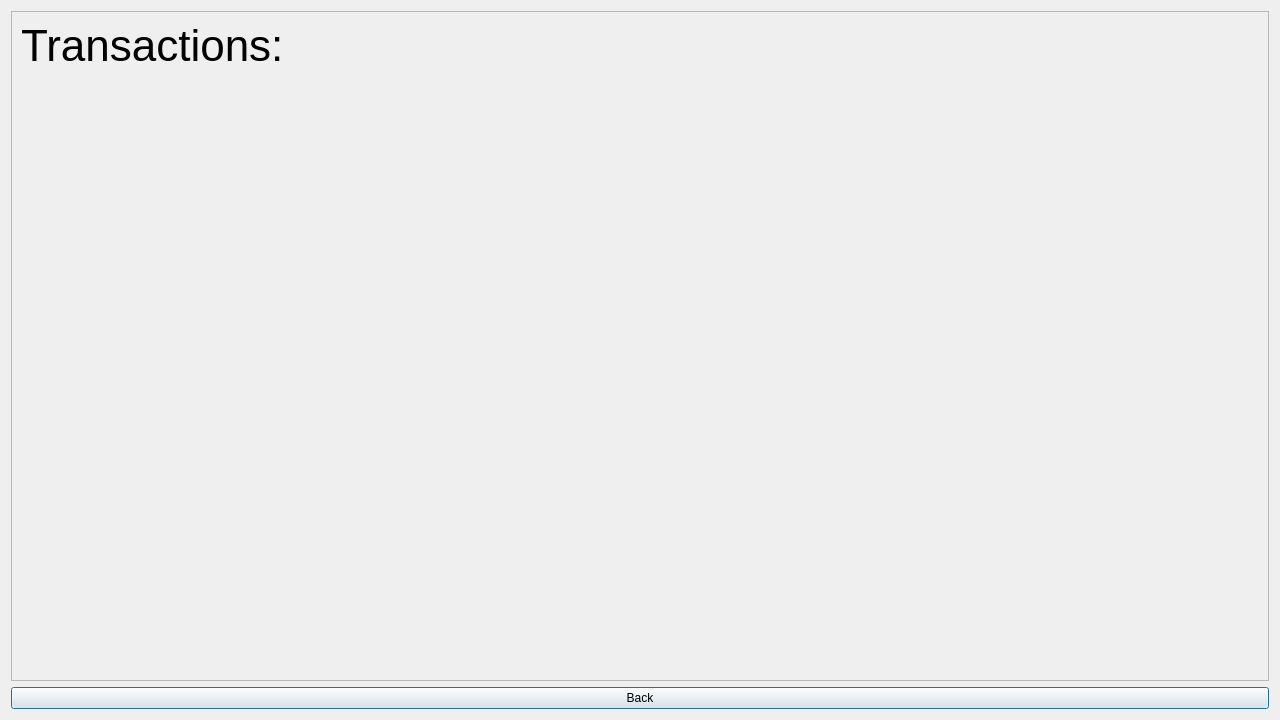
First picture: the form in Ds_project/transactionhistory.ui, repository mohamed-khalid-gamal/Ds_Project, before the edit.
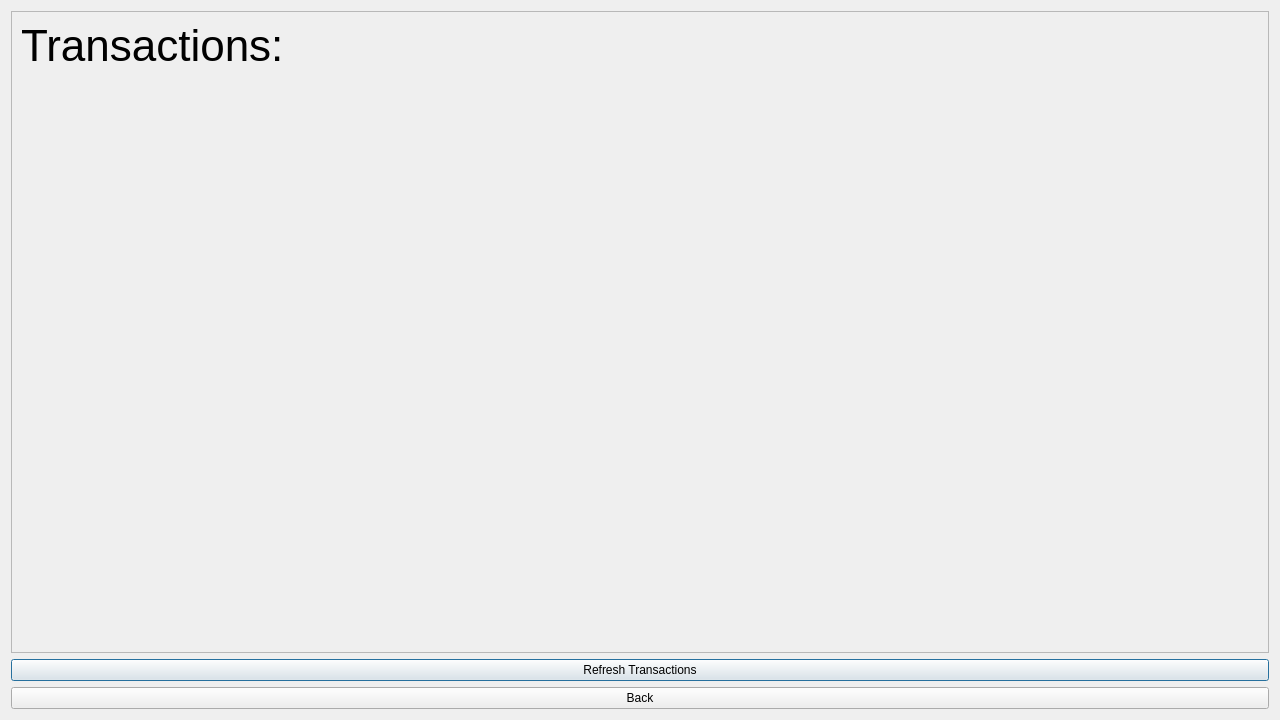
Second picture: the form after the edit.

Commit message: GUI: Transaction History fully Functional, Admin fully works.

```diff
--- a/Ds_project/transactionhistory.ui
+++ b/Ds_project/transactionhistory.ui
@@ -28,7 +28,7 @@
         <x>0</x>
         <y>0</y>
         <width>1260</width>
-        <height>667</height>
+        <height>634</height>
        </rect>
       </property>
       <layout class="QVBoxLayout" name="verticalLayout">
@@ -48,6 +48,13 @@
      </widget>
     </widget>
    </item>
+   <item>
+    <widget class="QPushButton" name="pushButton_2">
+     <property name="text">
+      <string>Refresh Transactions</string>
+     </property>
+    </widget>
+   </item>
    <item>
     <widget class="QPushButton" name="pushButton">
      <property name="text">
```
The commit also changes 13 other files.
